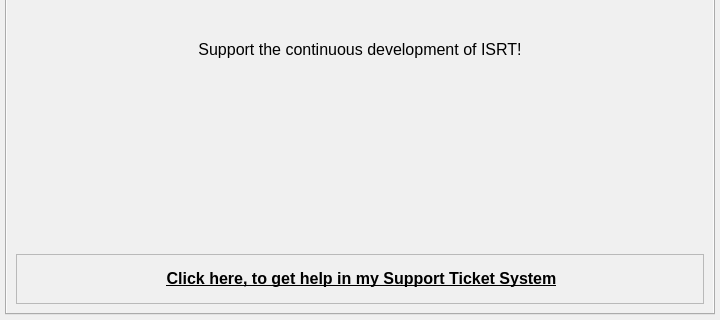
Old version of the form source_files/isrt_gui.ui in the repository olli-e/ISRT; both pictures show x 0 to 720 and y 572 to 892 of the 720 by 892 pixel window.
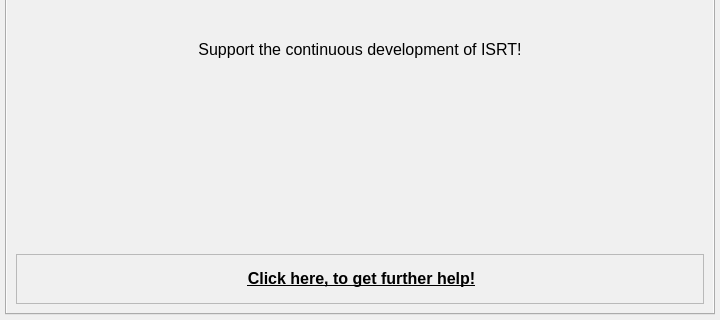
New version of the form. The open tabs and pages were chosen to show the change. Icons and pictures are not drawn.

```diff
--- a/source_files/isrt_gui.ui
+++ b/source_files/isrt_gui.ui
@@ -6427,7 +6427,7 @@
             <enum>QFrame::StyledPanel</enum>
            </property>
            <property name="text">
-            <string>&lt;html&gt;&lt;head/&gt;&lt;body&gt;&lt;p align=&quot;center&quot;&gt;&lt;span style=&quot; font-size:12pt;&quot;&gt; &lt;/span&gt;&lt;a href=&quot;https://www.isrt.info/?page_id=661&quot;&gt;&lt;span style=&quot; font-size:12pt; font-weight:600; text-decoration: underline; color:#000000;&quot;&gt;Click here, to get help in my Support Ticket System&lt;/span&gt;&lt;/a&gt;&lt;span style=&quot; font-size:12pt;&quot;&gt;&lt;/span&gt;&lt;/a&gt;&lt;/p&gt;&lt;/body&gt;&lt;/html&gt;</string>
+            <string>&lt;html&gt;&lt;head/&gt;&lt;body&gt;&lt;p align=&quot;center&quot;&gt;&lt;span style=&quot; font-size:12pt;&quot;&gt; &lt;/span&gt;&lt;a href=&quot;https://www.isrt.info/?page_id=175&quot;&gt;&lt;span style=&quot; font-size:12pt; font-weight:600; text-decoration: underline; color:#000000;&quot;&gt;Click here, to get further help!&lt;/span&gt;&lt;/a&gt;&lt;span style=&quot; font-size:12pt;&quot;&gt;&lt;/span&gt;&lt;/a&gt;&lt;/p&gt;&lt;/body&gt;&lt;/html&gt;</string>
            </property>
            <property name="openExternalLinks">
             <bool>true</bool>
```
